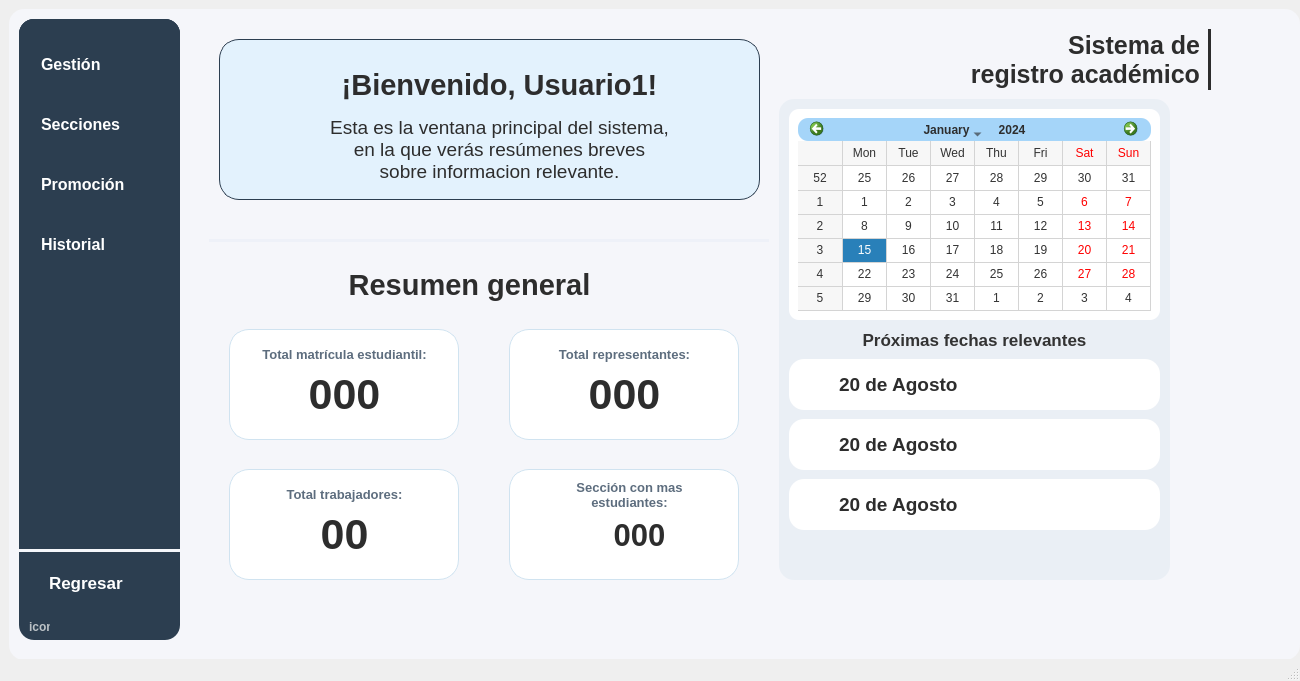
The window that resources/ui/main.ui (Proyecto-Uptjaa/Proyecto_SIRA) describes before a commit, drawn with Qt 5.
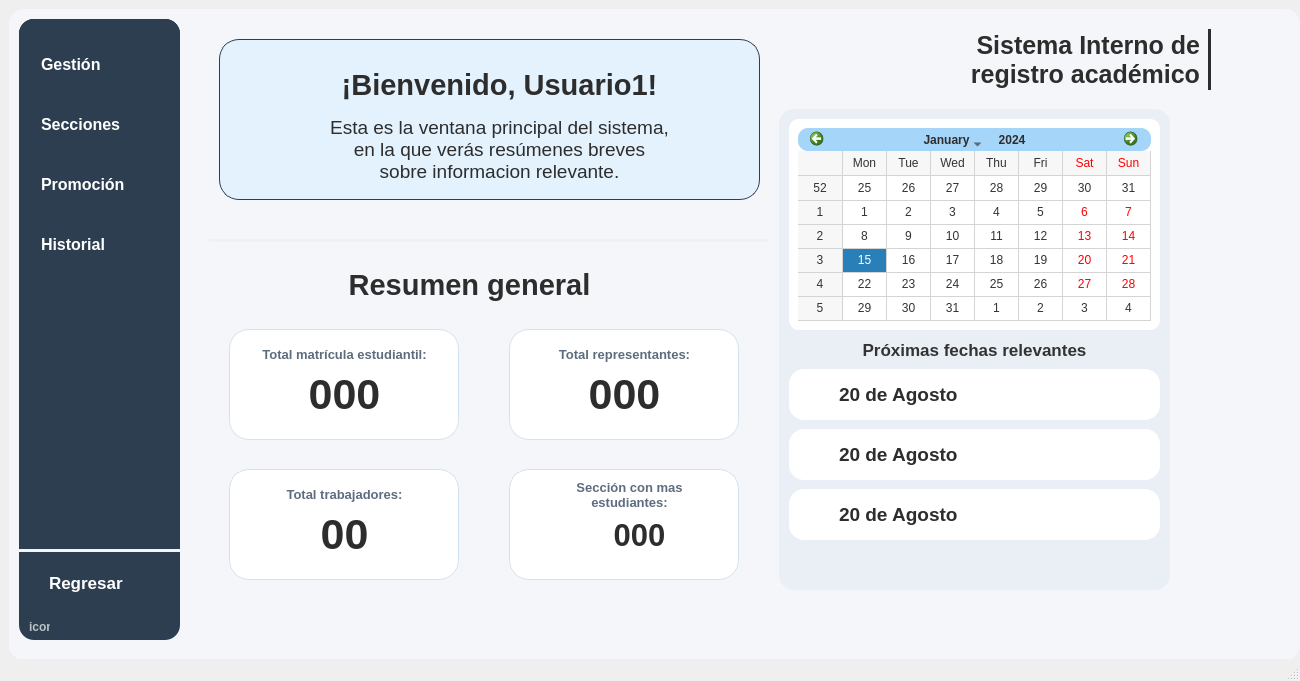
The same window after the commit. The open tabs and pages were chosen to show the change. Icons and pictures are not drawn. Custom widgets are drawn as their Qt base class.

Commit message: fix: label secciones en dashboard

Diff of the .ui file:
```diff
--- a/resources/ui/main.ui
+++ b/resources/ui/main.ui
@@ -1973,7 +1973,7 @@
        <property name="geometry">
         <rect>
          <x>600</x>
-         <y>80</y>
+         <y>90</y>
          <width>391</width>
          <height>481</height>
         </rect>
@@ -2859,10 +2859,10 @@
        <widget class="QLabel" name="lblSeccion_home">
         <property name="geometry">
          <rect>
-          <x>50</x>
-          <y>40</y>
-          <width>161</width>
-          <height>51</height>
+          <x>40</x>
+          <y>30</y>
+          <width>181</width>
+          <height>71</height>
          </rect>
         </property>
         <property name="font">
@@ -2890,10 +2890,10 @@
       <widget class="QLabel" name="lblTitulo_logo_estu_2">
        <property name="geometry">
         <rect>
-         <x>790</x>
-         <y>10</y>
-         <width>231</width>
-         <height>61</height>
+         <x>770</x>
+         <y>0</y>
+         <width>251</width>
+         <height>81</height>
         </rect>
        </property>
        <property name="font">
@@ -2913,7 +2913,7 @@
         <enum>QFrame::Shadow::Plain</enum>
        </property>
        <property name="text">
-        <string>Sistema de registro académico</string>
+        <string>Sistema Interno de registro académico</string>
        </property>
        <property name="scaledContents">
         <bool>false</bool>
```
Left out of the diff: 2 changed lines with no effect on the pictures.
